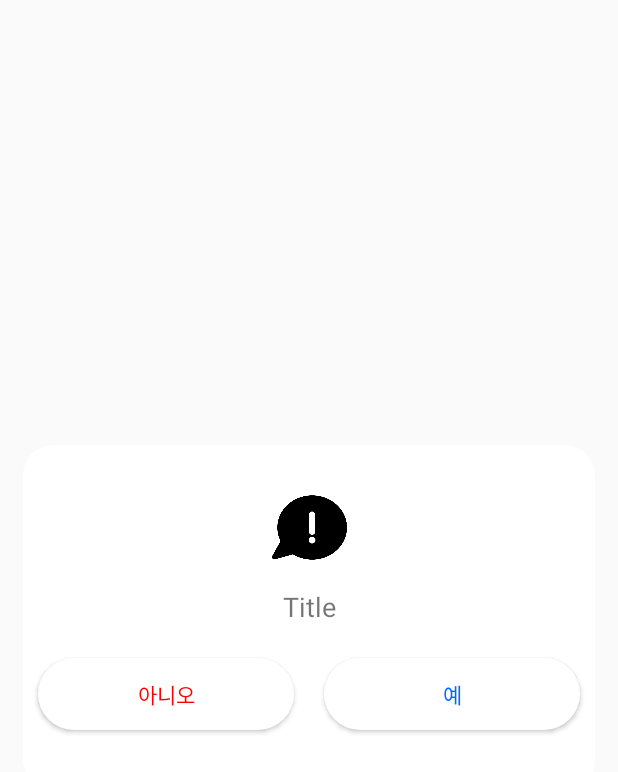
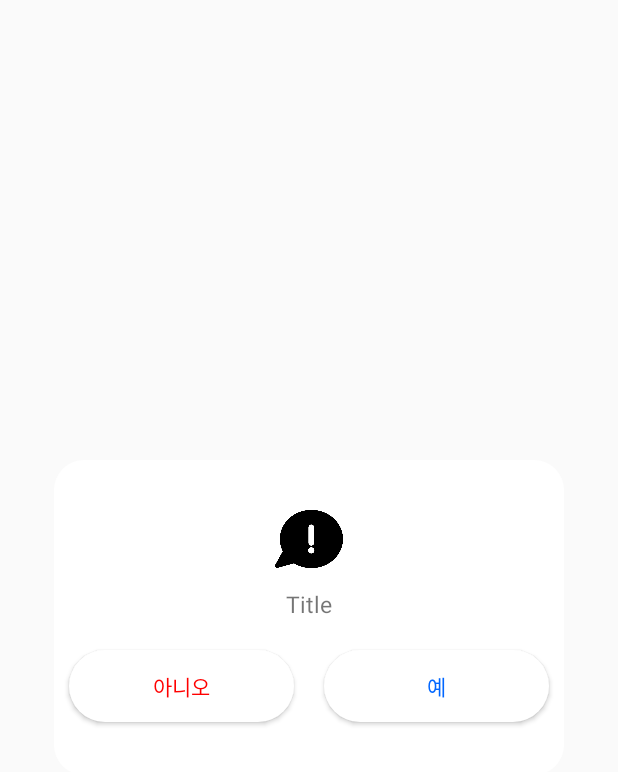
Before and after one commit to ss99x2002/UMC_Android, an Android app: the layout dialog_confirm.xml on its own in the app's theme, with its tools: preview values and no code run, on a phone screen of 412 x 824 dp. Shown: the top 772 px of the screen. Run offline under Robolectric (Android 15) with nearby library versions, the light colour scheme and no system bars.

Commit message:
[UPD] 저장 Custom Dialog 구현 완료

```diff
--- a/app/src/main/res/layout/dialog_confirm.xml
+++ b/app/src/main/res/layout/dialog_confirm.xml
@@ -1,26 +1,22 @@
 <?xml version="1.0" encoding="utf-8"?>
-<layout>
+<layout xmlns:app="http://schemas.android.com/apk/res-auto"
+    xmlns:android="http://schemas.android.com/apk/res/android">
     <data>
         <variable
             name="dialog"
             type="com.example.assignment4.ui.dialog.CustomDialog" />
     </data>
-<androidx.constraintlayout.widget.ConstraintLayout
-    xmlns:android="http://schemas.android.com/apk/res/android"
-    xmlns:app="http://schemas.android.com/apk/res-auto"
-    android:layout_width="match_parent"
-    android:layout_height="230dp"
+<LinearLayout
+    android:layout_width="wrap_content"
+    android:layout_height="wrap_content"
+    android:gravity="center"
     android:layout_gravity="center"
-    android:layout_marginStart="15dp"
-    android:layout_marginEnd="15dp"
+    android:orientation="vertical"
     android:background="@drawable/view_card">
     <ImageView
         android:id="@+id/iv_warning"
-        android:layout_width="50dp"
-        android:layout_height="50dp"
-        app:layout_constraintStart_toStartOf="parent"
-        app:layout_constraintEnd_toEndOf="parent"
-        app:layout_constraintTop_toTopOf="parent"
+        android:layout_width="45dp"
+        android:layout_height="45dp"
         android:layout_marginTop="30dp"
         android:src="@drawable/ic_warning"/>
     <TextView
@@ -28,25 +24,29 @@
         android:layout_width="wrap_content"
         android:layout_height="wrap_content"
         android:text="@string/edit_title"
-        android:textSize="18sp"
-        android:layout_marginTop="15dp"
+        android:textSize="15sp"
+        android:layout_marginTop="10dp"
+        android:layout_marginBottom="10dp"
         app:layout_constraintTop_toBottomOf="@id/iv_warning"
+        app:layout_constraintBottom_toTopOf="@id/layout_btn"
         app:layout_constraintStart_toStartOf="parent"
         app:layout_constraintEnd_toEndOf="parent"/>
 
     <LinearLayout
-        android:layout_width="match_parent"
+        android:id="@+id/layout_btn"
+        android:layout_width="wrap_content"
         android:layout_height="wrap_content"
         android:orientation="horizontal"
         android:gravity="center"
-        android:layout_marginBottom="30dp"
+        android:layout_marginBottom="25dp"
+        app:layout_constraintTop_toBottomOf="@id/tv_dialog_title"
         app:layout_constraintBottom_toBottomOf="parent"
         app:layout_constraintStart_toStartOf="parent"
         app:layout_constraintEnd_toEndOf="parent">
         <Button
             android:id="@+id/btn_no"
             android:layout_weight="1"
-            android:layout_width="wrap_content"
+            android:layout_width="150dp"
             android:layout_height="wrap_content"
             android:text="아니오"
             android:layout_marginTop="10dp"
@@ -56,12 +56,11 @@
             android:background="@drawable/btn_dialog"
             android:textColor="@color/red"
             android:onClick="@{()->dialog.onClose()}"
-            app:layout_constraintStart_toStartOf="parent"
-            app:layout_constraintTop_toBottomOf="@id/tv_title"/>
+            app:layout_constraintStart_toStartOf="parent" />
         <Button
             android:id="@+id/btn_yes"
             android:layout_weight="1"
-            android:layout_width="wrap_content"
+            android:layout_width="150dp"
             android:layout_height="wrap_content"
             android:text="예"
             android:layout_marginTop="10dp"
@@ -75,5 +74,5 @@
 
     </LinearLayout>
 
-</androidx.constraintlayout.widget.ConstraintLayout>
+</LinearLayout>
 </layout>
```
Also changed, not shown: app/build.gradle (+6 -2 lines), app/src/main/java/com/example/assignment4/memo/MemoActivity.kt (+77 -50 lines), app/src/main/java/com/example/assignment4/ui/dialog/CustomDialog.kt (+13 -5 lines).
